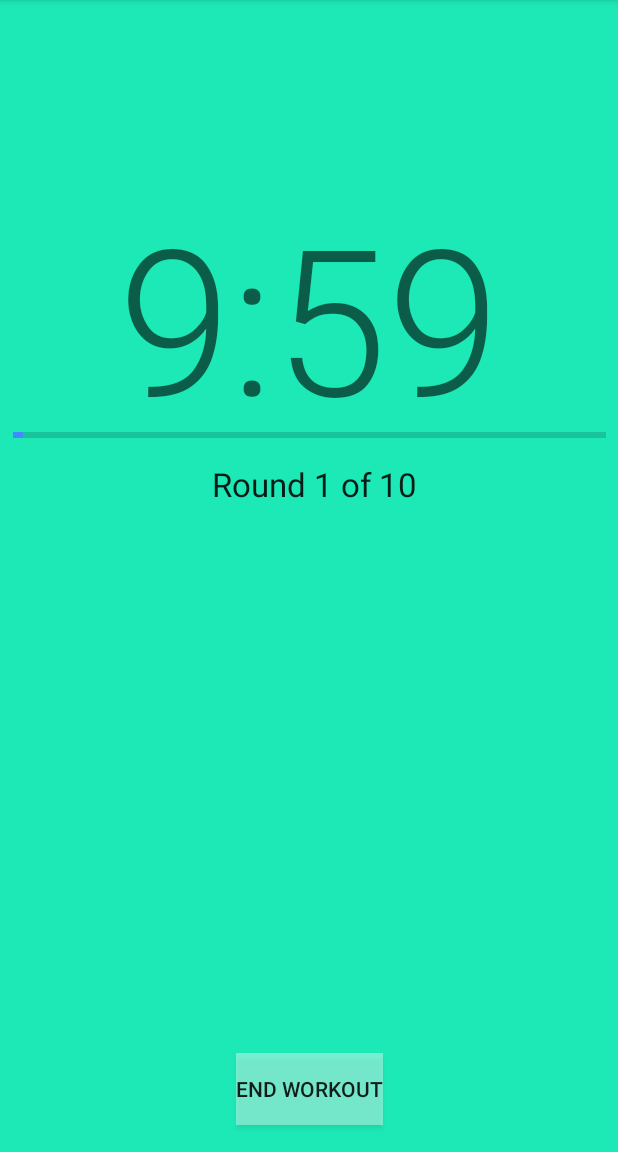
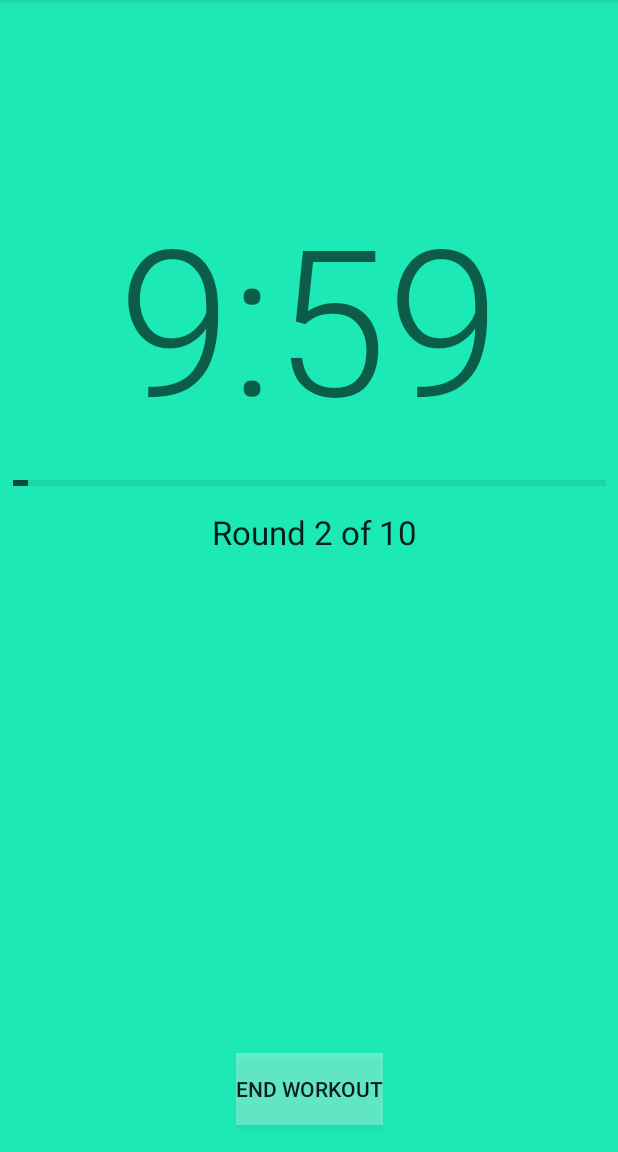
Before and after one commit to danielpape/EMOM, an Android app: the WorkoutActivity screen opened directly, with no data from a screen before it, on a phone screen of 412 x 824 dp, the part 84-1236 px from its top. Run offline under Robolectric (Android 15) with nearby library versions, the phone set to English and light mode, and no system bars.

Commit message:
Layout updates

```diff
--- a/app/src/main/java/com/danielpape/EMOM/WorkoutActivity.java
+++ b/app/src/main/java/com/danielpape/EMOM/WorkoutActivity.java
@@ -41,13 +41,19 @@ public class WorkoutActivity extends AppCompatActivity {
         if(seconds == 0 || seconds == 59 || seconds == 58 || seconds == 57){
             View view = this.getWindow().getDecorView();
             view.setBackgroundColor(Color.rgb(29,233,182));
+            periodProgressBar.setMax(workTime);
+            periodProgressBar.setProgress(60-seconds);
         }
         else if(seconds >= 62-workTime){
             View view = this.getWindow().getDecorView();
             view.setBackgroundColor(Color.rgb(29,233,182));
+            periodProgressBar.setMax(workTime);
+            periodProgressBar.setProgress(60-seconds);
         }else {
             View view = this.getWindow().getDecorView();
             view.setBackgroundColor(Color.rgb(239,83,80));
+            periodProgressBar.setMax(restTime);
+            periodProgressBar.setProgress(restTime-seconds);
         }
 
         minutes = (int)secondsLeft / 60;
@@ -77,6 +83,10 @@ public class WorkoutActivity extends AppCompatActivity {
                     updateTimer((int) l / 1000);
 
                     currentRound = (workoutLength/60)-minutes;
+                    currentRound = (workoutLength/60)-minutes+1;
+                    if (currentRound  < 1){
+                        currentRound = 1;
+                    }
                     roundTextView.setText("Round "+currentRound+" of "+(workoutLength/60));
 
                     if (seconds == 3) {
@@ -110,9 +120,6 @@ public class WorkoutActivity extends AppCompatActivity {
         periodProgressBar = (ProgressBar)findViewById(R.id.periodProgressBar);
         Button endWorkoutButton = (Button)findViewById(R.id.endWorkoutButton);
 
-        endWorkoutButton.setBackgroundColor(Color.argb(100,255,255,255));
-
-
         workoutLength = getIntent().getIntExtra("workoutLength",600);
         System.out.print("Workout length is: "+workoutLength);
         minutes = workoutLength / 60;
@@ -123,6 +130,9 @@ public class WorkoutActivity extends AppCompatActivity {
         countdownLabel.setText((workoutLength/60)+":00");
 
         currentRound = (workoutLength/60)-minutes+1;
+        if (currentRound  < 1){
+            currentRound = 1;
+        }
 
         roundTextView.setText("Round "+currentRound+" of "+(workoutLength/60));
         periodProgressBar.setMax(60);
--- a/app/src/main/res/layout/activity_main.xml
+++ b/app/src/main/res/layout/activity_main.xml
@@ -65,7 +65,8 @@
         android:text="20 secs rest"
         android:textAppearance="@android:style/TextAppearance.Material.Large"
         android:layout_below="@+id/workTextView"
-        android:layout_toEndOf="@+id/statusChangeButton" />
+        android:layout_toEndOf="@+id/statusChangeButton"
+        android:layout_marginTop="8dp" />
 
     <SeekBar
         android:id="@+id/workRestSlider"
--- a/app/src/main/res/layout/activity_workout.xml
+++ b/app/src/main/res/layout/activity_workout.xml
@@ -29,8 +29,11 @@
         style="?android:attr/progressBarStyleHorizontal"
         android:layout_width="395dp"
         android:layout_height="20dp"
+        android:layout_marginTop="32dp"
         android:max="100"
         android:progress="50"
+        android:progressBackgroundTint="#4D000000"
+        android:progressTint="#A6000000"
         app:layout_constraintLeft_toLeftOf="parent"
         app:layout_constraintRight_toRightOf="parent"
         app:layout_constraintTop_toBottomOf="@+id/countdownLabel" />
@@ -40,16 +43,17 @@
         android:layout_width="wrap_content"
         android:layout_height="wrap_content"
         android:layout_marginBottom="18dp"
+        android:layout_marginEnd="8dp"
         android:layout_marginLeft="8dp"
         android:layout_marginRight="8dp"
+        android:layout_marginStart="8dp"
+        android:background="#4DFFFFFF"
         android:onClick="endWorkout"
         android:text="End Workout"
         android:textAppearance="@android:style/TextAppearance.Material.Widget.Button"
         app:layout_constraintBottom_toBottomOf="parent"
         app:layout_constraintLeft_toLeftOf="@+id/countdownLabel"
-        app:layout_constraintRight_toRightOf="@+id/countdownLabel"
-        android:layout_marginStart="8dp"
-        android:layout_marginEnd="8dp" />
+        app:layout_constraintRight_toRightOf="@+id/countdownLabel" />
 
     <TextView
         android:id="@+id/roundTextView"
```
